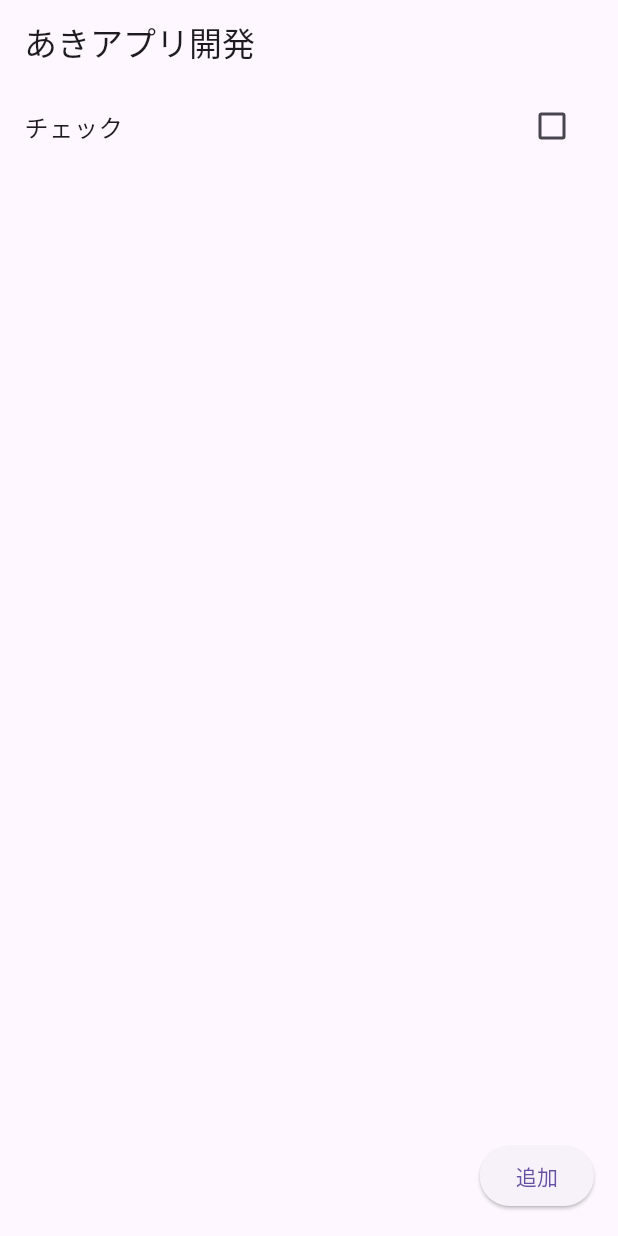
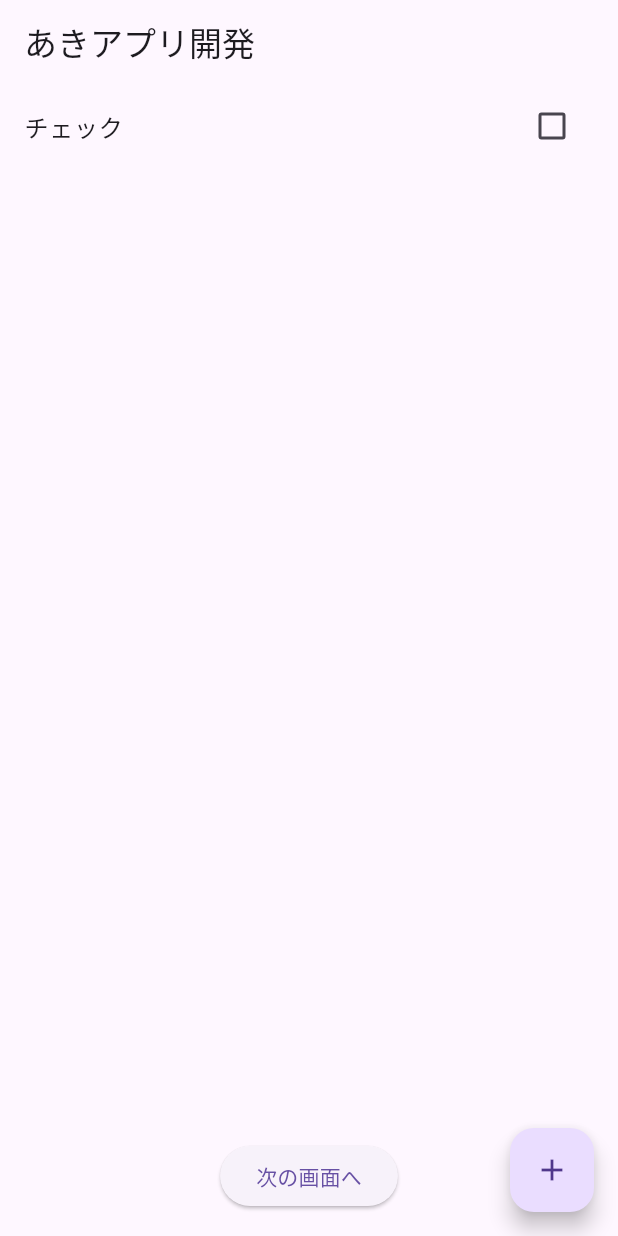
Before and after one commit to aki-suzuki12/memo-app, a Flutter app: the screen it shows after launch, on a phone screen of 412 x 824 dp. Run offline on Flutter 3.47's test engine with Material 3 defaults, Android fonts, the phone set to English and light mode, and no system bars.

Commit message:
画面遷移ボタンの配置

```diff
--- a/lib/home.dart
+++ b/lib/home.dart
@@ -18,9 +18,9 @@ class _HomePageState extends State<HomePage> {
   Widget build(BuildContext context) {
     return Scaffold(
       appBar: AppBar(title: const Text('あきアプリ開発')),
+
       body: Column(
         children: [
-          // チェックボックス
           CheckboxListTile(
             value: isChecked,
             title: const Text('チェック'),
@@ -32,39 +32,41 @@ class _HomePageState extends State<HomePage> {
           ),
 
           Expanded(
-            child: Stack(
-              children: [
-                // リスト
-                ListView.builder(
-                  padding: const EdgeInsets.only(bottom: 80),
-                  itemCount: items.length, // ← ここ変更
+            child: ListView.builder(
+              itemCount: items.length,
               itemBuilder: (context, index) {
                 return ListTile(
-                      title: Text(items[index]), // ← ここ変更
+                  title: Text(items[index]),
                   subtitle: const Text('subtitle'),
                 );
               },
             ),
+          ),
 
-                // 右下ボタン（追加ボタンに変更）
-                Align(
-                  alignment: Alignment.bottomRight,
-                  child: Padding(
+          // 👇 画面遷移ボタンはここ
+          Padding(
             padding: const EdgeInsets.all(16.0),
             child: ElevatedButton(
+              onPressed: () {
+                Navigator.push(
+                  context,
+                  MaterialPageRoute(builder: (_) => const NextPage()),
+                );
+              },
+              child: const Text('次の画面へ'),
+            ),
+          ),
+        ],
+      ),
+
+      // 👇 追加ボタンはこっち（分離）
+      floatingActionButton: FloatingActionButton(
         onPressed: () {
           setState(() {
             items.add('ListTile ${items.length}');
           });
         },
-                      child: const Text('追加'),
-                    ),
-                  ),
-                ),
-              ],
-            ),
-          ),
-        ],
+        child: const Icon(Icons.add),
       ),
     );
   }
```
Lines whose indentation alone changed are shown as unchanged.
